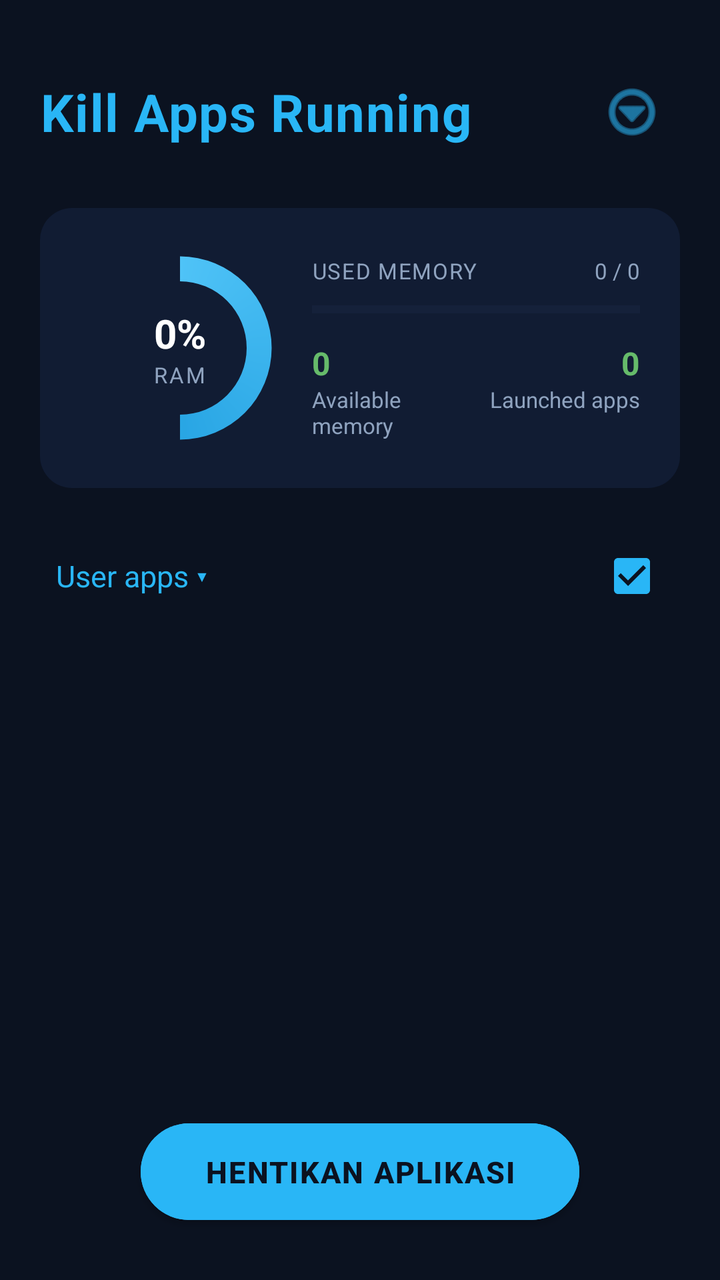
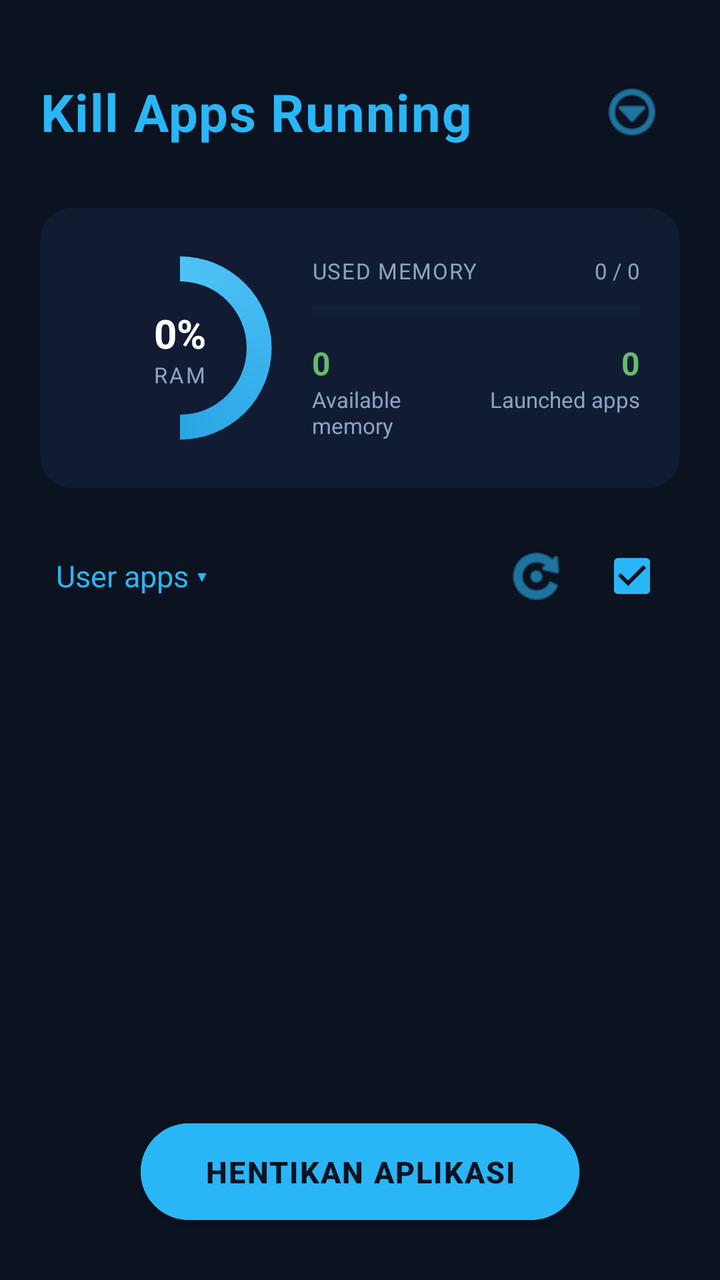

Screens rendered from an Android XML layout before and after an edit, with the pre-edit source and the edit as a unified diff.
<!-- AndroidManifest.xml: application theme Theme.Toolsku -->
<!-- res/layout/activity_killer.xml -->
<?xml version="1.0" encoding="utf-8"?>
<androidx.constraintlayout.widget.ConstraintLayout
    xmlns:android="http://schemas.android.com/apk/res/android"
    xmlns:app="http://schemas.android.com/apk/res-auto"
    android:layout_width="match_parent"
    android:layout_height="match_parent"
    android:background="@color/bg_dark">

    
    <LinearLayout
        android:id="@+id/headerBar"
        android:layout_width="match_parent"
        android:layout_height="wrap_content"
        android:orientation="horizontal"
        android:paddingHorizontal="20dp"
        android:paddingTop="32dp"
        android:paddingBottom="16dp"
        android:gravity="center_vertical"
        app:layout_constraintTop_toTopOf="parent">

        <TextView
            android:id="@+id/tvHeaderTitle"
            android:layout_width="0dp"
            android:layout_height="wrap_content"
            android:layout_weight="1"
            android:text="@string/header_kill_apps_running"
            android:textColor="@color/accent"
            android:textSize="26sp"
            android:textStyle="bold"
            android:letterSpacing="0.02" />

        <ImageButton
            android:id="@+id/btnMenu"
            android:layout_width="48dp"
            android:layout_height="48dp"
            android:background="?attr/selectableItemBackgroundBorderless"
            android:contentDescription="@string/killer_menu_desc"
            android:src="@android:drawable/ic_menu_more"
            app:tint="@color/accent" />
    </LinearLayout>

    
    <LinearLayout
        android:id="@+id/ramCard"
        android:layout_width="match_parent"
        android:layout_height="wrap_content"
        android:layout_marginHorizontal="20dp"
        android:layout_marginTop="8dp"
        android:background="@drawable/bg_menu_card"
        android:orientation="horizontal"
        android:padding="20dp"
        android:gravity="center_vertical"
        app:layout_constraintTop_toBottomOf="@id/headerBar">

        <FrameLayout
            android:layout_width="100dp"
            android:layout_height="100dp">

            <ProgressBar
                android:id="@+id/progressRam"
                style="?android:attr/progressBarStyleHorizontal"
                android:layout_width="match_parent"
                android:layout_height="match_parent"
                android:progressDrawable="@drawable/circular_progress"
                android:max="100"
                android:progress="50" />

            <LinearLayout
                android:layout_width="match_parent"
                android:layout_height="match_parent"
                android:gravity="center"
                android:orientation="vertical">

                <TextView
                    android:id="@+id/tvRamPercent"
                    android:layout_width="wrap_content"
                    android:layout_height="wrap_content"
                    android:text="0%"
                    android:textColor="@color/text_primary"
                    android:textSize="20sp"
                    android:textStyle="bold" />

                <TextView
                    android:layout_width="wrap_content"
                    android:layout_height="wrap_content"
                    android:text="RAM"
                    android:textColor="@color/text_secondary"
                    android:textSize="11sp"
                    android:letterSpacing="0.1" />
            </LinearLayout>
        </FrameLayout>

        <LinearLayout
            android:layout_width="0dp"
            android:layout_height="wrap_content"
            android:layout_marginStart="16dp"
            android:layout_weight="1"
            android:orientation="vertical">

            <LinearLayout
                android:layout_width="match_parent"
                android:layout_height="wrap_content"
                android:orientation="horizontal">

                <TextView
                    android:layout_width="0dp"
                    android:layout_height="wrap_content"
                    android:layout_weight="1"
                    android:text="@string/killer_used_memory"
                    android:textColor="@color/text_secondary"
                    android:textSize="11sp"
                    android:letterSpacing="0.05" />

                <TextView
                    android:id="@+id/tvRamUsedText"
                    android:layout_width="wrap_content"
                    android:layout_height="wrap_content"
                    android:text="0 / 0"
                    android:textColor="@color/text_secondary"
                    android:textSize="11sp" />
            </LinearLayout>

            <ProgressBar
                android:id="@+id/barRam"
                style="?android:attr/progressBarStyleHorizontal"
                android:layout_width="match_parent"
                android:layout_height="8dp"
                android:layout_marginTop="8dp"
                android:max="100"
                android:progress="0"
                android:progressTint="@color/accent"
                android:progressBackgroundTint="@color/divider" />

            <LinearLayout
                android:layout_width="match_parent"
                android:layout_height="wrap_content"
                android:layout_marginTop="12dp"
                android:orientation="horizontal">

                <LinearLayout
                    android:layout_width="0dp"
                    android:layout_height="wrap_content"
                    android:layout_weight="1"
                    android:orientation="vertical">

                    <TextView
                        android:id="@+id/tvRamAvailable"
                        android:layout_width="wrap_content"
                        android:layout_height="wrap_content"
                        android:text="0"
                        android:textColor="@color/success"
                        android:textSize="16sp"
                        android:textStyle="bold" />

                    <TextView
                        android:layout_width="wrap_content"
                        android:layout_height="wrap_content"
                        android:text="@string/killer_available_memory"
                        android:textColor="@color/text_secondary"
                        android:textSize="11sp" />
                </LinearLayout>

                <LinearLayout
                    android:layout_width="0dp"
                    android:layout_height="wrap_content"
                    android:layout_weight="1"
                    android:orientation="vertical"
                    android:gravity="end">

                    <TextView
                        android:id="@+id/tvLaunchedApps"
                        android:layout_width="wrap_content"
                        android:layout_height="wrap_content"
                        android:text="0"
                        android:textColor="@color/success"
                        android:textSize="16sp"
                        android:textStyle="bold" />

                    <TextView
                        android:layout_width="wrap_content"
                        android:layout_height="wrap_content"
                        android:text="@string/killer_launched_apps"
                        android:textColor="@color/text_secondary"
                        android:textSize="11sp" />
                </LinearLayout>
            </LinearLayout>
        </LinearLayout>
    </LinearLayout>

    
    <LinearLayout
        android:id="@+id/filterBar"
        android:layout_width="match_parent"
        android:layout_height="wrap_content"
        android:layout_marginTop="20dp"
        android:orientation="horizontal"
        android:gravity="center_vertical"
        android:paddingHorizontal="20dp"
        app:layout_constraintTop_toBottomOf="@id/ramCard">

        <LinearLayout
            android:id="@+id/btnFilter"
            android:layout_width="0dp"
            android:layout_height="wrap_content"
            android:layout_weight="1"
            android:gravity="center_vertical"
            android:orientation="horizontal"
            android:clickable="true"
            android:focusable="true"
            android:padding="8dp">

            <TextView
                android:id="@+id/tvFilterLabel"
                android:layout_width="wrap_content"
                android:layout_height="wrap_content"
                android:text="@string/killer_filter_user_apps"
                android:textColor="@color/accent"
                android:textSize="15sp" />

            <TextView
                android:layout_width="wrap_content"
                android:layout_height="wrap_content"
                android:layout_marginStart="4dp"
                android:text="▾"
                android:textColor="@color/accent"
                android:textSize="15sp" />
        </LinearLayout>

        <ImageButton
            android:id="@+id/btnSelectAll"
            android:layout_width="48dp"
            android:layout_height="48dp"
            android:background="?attr/selectableItemBackgroundBorderless"
            android:contentDescription="@string/killer_select_all"
            android:src="@drawable/ic_checkbox_checked"
            app:tint="@color/accent" />
    </LinearLayout>

    
    <androidx.recyclerview.widget.RecyclerView
        android:id="@+id/rvApps"
        android:layout_width="match_parent"
        android:layout_height="0dp"
        android:layout_marginTop="8dp"
        android:layout_marginHorizontal="20dp"
        android:clipToPadding="false"
        android:paddingBottom="100dp"
        app:layout_constraintTop_toBottomOf="@id/filterBar"
        app:layout_constraintBottom_toBottomOf="parent" />

    
    <TextView
        android:id="@+id/tvLoading"
        android:layout_width="wrap_content"
        android:layout_height="wrap_content"
        android:text="@string/killer_loading"
        android:textColor="@color/text_secondary"
        android:textSize="15sp"
        android:visibility="gone"
        app:layout_constraintTop_toBottomOf="@id/filterBar"
        app:layout_constraintBottom_toBottomOf="parent"
        app:layout_constraintStart_toStartOf="parent"
        app:layout_constraintEnd_toEndOf="parent" />

    
    <Button
        android:id="@+id/btnCloseApps"
        android:layout_width="wrap_content"
        android:layout_height="wrap_content"
        android:layout_marginBottom="24dp"
        android:backgroundTint="@color/accent"
        android:minWidth="200dp"
        android:paddingHorizontal="32dp"
        android:paddingVertical="14dp"
        android:text="@string/killer_close_apps_zero"
        android:textColor="@color/bg_dark"
        android:textSize="15sp"
        android:textStyle="bold"
        android:letterSpacing="0.05"
        app:cornerRadius="28dp"
        app:layout_constraintBottom_toBottomOf="parent"
        app:layout_constraintStart_toStartOf="parent"
        app:layout_constraintEnd_toEndOf="parent" />

</androidx.constraintlayout.widget.ConstraintLayout>
<!-- resources referenced by this layout -->
<resources>
  <color name="accent">#29B6F6</color>
  <color name="bg_dark">#0B1220</color>
  <color name="divider">#1E2D4A</color>
  <color name="success">#66BB6A</color>
  <color name="text_primary">#FFFFFF</color>
  <color name="text_secondary">#8FA3BF</color>
  <!-- drawable bg_menu_card (drawable) -->
  <?xml version="1.0" encoding="utf-8"?>
  <shape xmlns:android="http://schemas.android.com/apk/res/android"
      android:shape="rectangle">
      <solid android:color="@color/bg_surface" />
      <corners android:radius="@dimen/card_radius" />
  </shape>
  <!-- drawable circular_progress (drawable) -->
  <?xml version="1.0" encoding="utf-8"?>
  <rotate xmlns:android="http://schemas.android.com/apk/res/android"
      android:fromDegrees="270"
      android:toDegrees="270">
  
      <shape
          android:shape="ring"
          android:thicknessRatio="8"
          android:useLevel="true">
  
          <gradient
              android:startColor="@color/accent_light"
              android:endColor="@color/accent_dark"
              android:type="sweep" />
  
      </shape>
  </rotate>
  <!-- drawable ic_checkbox_checked (drawable) -->
  <?xml version="1.0" encoding="utf-8"?>
  <vector xmlns:android="http://schemas.android.com/apk/res/android"
      android:width="24dp"
      android:height="24dp"
      android:viewportWidth="24"
      android:viewportHeight="24">
      <path
          android:fillColor="#FFFFFF"
          android:pathData="M19,3H5C3.9,3 3,3.9 3,5v14c0,1.1 0.9,2 2,2h14c1.1,0 2,-0.9 2,-2V5C21,3.9 20.1,3 19,3zM10,17l-5,-5 1.41,-1.41L10,14.17l7.59,-7.59L19,8L10,17z" />
  </vector>
  <string name="header_kill_apps_running">Kill Apps Running</string>
  <string name="killer_available_memory">Available memory</string>
  <string name="killer_close_apps_zero">HENTIKAN APLIKASI</string>
  <string name="killer_filter_user_apps">User apps</string>
  <string name="killer_launched_apps">Launched apps</string>
  <string name="killer_loading">Memuat aplikasi…</string>
  <string name="killer_menu_desc">Menu</string>
  <string name="killer_select_all">Pilih Semua</string>
  <string name="killer_used_memory">USED MEMORY</string>
  <style name="Theme.Toolsku" parent="Theme.MaterialComponents.NoActionBar">
          <item name="colorPrimary">@color/accent</item>
          <item name="colorPrimaryVariant">@color/accent_dark</item>
          <item name="colorOnPrimary">@color/bg_dark</item>
          <item name="colorSecondary">@color/accent_light</item>
          <item name="colorSecondaryVariant">@color/accent</item>
          <item name="colorOnSecondary">@color/bg_dark</item>
          <item name="android:colorBackground">@color/bg_dark</item>
          <item name="colorSurface">@color/bg_surface</item>
          <item name="colorOnSurface">@color/text_primary</item>
          <item name="android:statusBarColor">@color/bg_dark</item>
          <item name="android:navigationBarColor">@color/bg_dark</item>
          <item name="android:windowLightStatusBar">false</item>
          <item name="android:windowBackground">@color/bg_dark</item>
      </style>
  <color name="bg_surface">#111C33</color>
  <dimen name="card_radius">16dp</dimen>
  <color name="accent_light">#4FC3F7</color>
  <color name="accent_dark">#0288D1</color>
</resources>

<!-- the commit's change to res/layout/activity_killer.xml (unified diff, before → after) -->
@@ -225,6 +225,15 @@
                 android:textColor="@color/accent"
                 android:textSize="15sp" />
         </LinearLayout>
+
+        <ImageButton
+            android:id="@+id/btnRefresh"
+            android:layout_width="48dp"
+            android:layout_height="48dp"
+            android:background="?attr/selectableItemBackgroundBorderless"
+            android:contentDescription="@string/killer_refresh"
+            android:src="@android:drawable/ic_menu_rotate"
+            app:tint="@color/accent" />
 
         <ImageButton
             android:id="@+id/btnSelectAll"
<!-- resource entries referenced after the edit -->
@@ -49,6 +49,7 @@
   <string name="killer_launched_apps">Launched apps</string>
   <string name="killer_loading">Memuat aplikasi…</string>
   <string name="killer_menu_desc">Menu</string>
+  <string name="killer_refresh">Refresh</string>
   <string name="killer_select_all">Pilih Semua</string>
   <string name="killer_used_memory">USED MEMORY</string>
   <style name="Theme.Toolsku" parent="Theme.MaterialComponents.NoActionBar">
